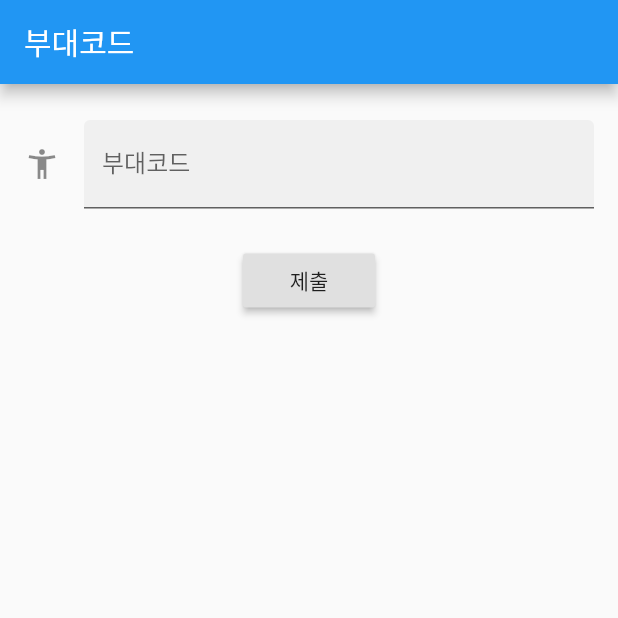
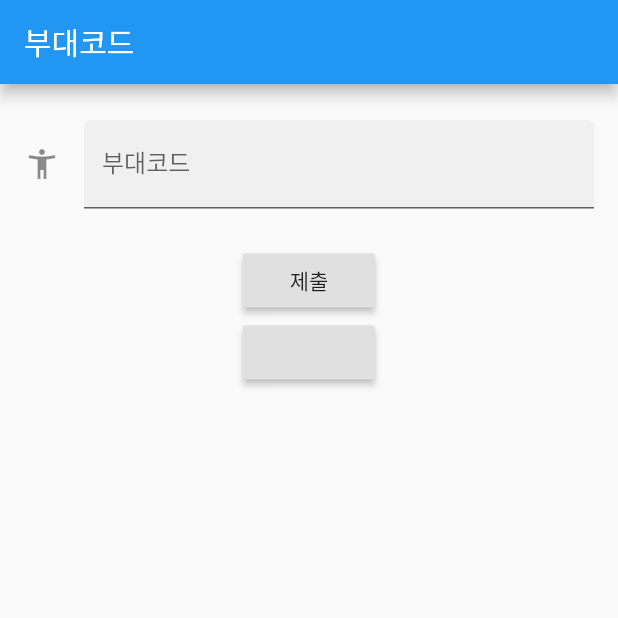
Before and after one commit to nilsys/APP_Soldier_RealTime_Phone_Return, a Flutter app: the screen it shows after launch, on a phone screen of 412 x 824 dp, the top half of it. Run offline on Flutter 3.47's test engine with Material 2 defaults, Android fonts, the phone set to English and light mode, and no system bars; our stand-ins replace firebase_database; accounts and stored records are empty.

```diff
--- a/lib/screen/first_page.dart
+++ b/lib/screen/first_page.dart
@@ -1,7 +1,9 @@
+import 'package:firebase_database/firebase_database.dart';
 import 'package:flutter/cupertino.dart';
 import 'package:flutter/gestures.dart';
 import 'package:flutter/material.dart';
 import 'package:soldier_realtime_phone_return/test/firebasetest.dart';
+import 'package:soldier_realtime_phone_return/userManger/userManager.dart';
 
 class FirstPage extends StatelessWidget {
   const FirstPage();
@@ -13,21 +15,25 @@ class FirstPage extends StatelessWidget {
     return Scaffold(
       appBar: AppBar(
           automaticallyImplyLeading: false, // 뒤로가기 버튼 제거
-          title: Text("부대코드")
-      ),
+          title: Text("부대코드")),
       body: const SignUpFormField(),
     );
   }
 }
 
-class SignUpFormField extends StatefulWidget{
+class SignUpFormField extends StatefulWidget {
   const SignUpFormField({Key key}) : super(key: key);
 
   @override
   SignUpFormFieldState createState() => SignUpFormFieldState();
 }
 
-class SignUpFormFieldState extends State<SignUpFormField>{
+
+class SignUpFormFieldState extends State<SignUpFormField> {
+  final unitCodeController = TextEditingController();
+  final unitCode = FirebaseDatabase.instance.reference();
+  final test = UnitCode();
+
   @override
   Widget build(BuildContext context) {
     const sizedBoxSpace = SizedBox(height: 24);
@@ -41,31 +47,60 @@ class SignUpFormFieldState extends State<SignUpFormField>{
             crossAxisAlignment: CrossAxisAlignment.stretch,
             children: [
               sizedBoxSpace,
-                  TextFormField( //userName
+              TextFormField(
+                //userName
+                controller: unitCodeController,
                 decoration: InputDecoration(
                     filled: true,
                     icon: const Icon(Icons.accessibility_new),
-                        labelText: "부대코드"
-                    ),
+                    labelText: "부대코드"),
               ),
               sizedBoxSpace,
               Center(
-                    child: RaisedButton(
+                child: Column(children: [
+                  RaisedButton(
                     child: Text("제출"),
-                      onPressed: (){
+                    onPressed: () {
+                      unitCode
+                          .orderByKey()
+                          .equalTo(unitCodeController.text)
+                          .once()
+                          .then((DataSnapshot snapshot) {
+                        if (snapshot.value != null) {
+                          test.unitSet = Unit(code:unitCodeController.text);
+                          print(test.unitGet.code);
+                          print("success");
+                        } else {
+                          print("fail");
+                        }
+                      });
+                    },
+                  ),
+                  RaisedButton(
+                    onPressed: () {
                       Navigator.push(
                         context,
                         MaterialPageRoute(builder: (context) => CustomData()),
                       );
                     },
                   ),
+                ]),
               ),
               sizedBoxSpace,
+              StreamBuilder(
+                  stream: unitCode.child("3000").onValue,
+                  builder: (context, AsyncSnapshot<Event> snap) {
+                    if (!snap.hasData) return Text("try");
+                    return Column(
+                      children: [
+                        Text(""),
+                      ],
+                    );
+                  }),
             ],
           ),
         ),
       ),
-        )
-    );
+    ));
   }
 }
--- /dev/null
+++ b/lib/userManger/userManager.dart
@@ -0,0 +1,11 @@
+class Unit {
+  String code;
+  Unit({this.code});
+}
+class UnitCode {
+  Unit _unit;
+  Unit get unitGet => _unit;
+  set unitSet(Unit unit) {
+    _unit = unit;
+  }
+}
```
Also changed, not shown: lib/screen/list_page.dart (+118 -5 lines), 3 other files. Lines whose indentation alone changed are shown as unchanged.
